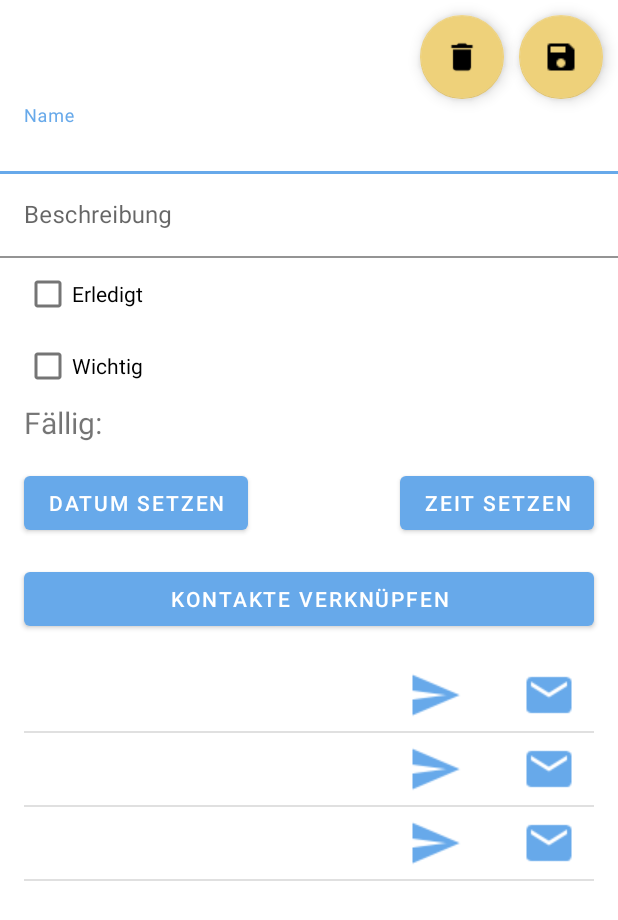
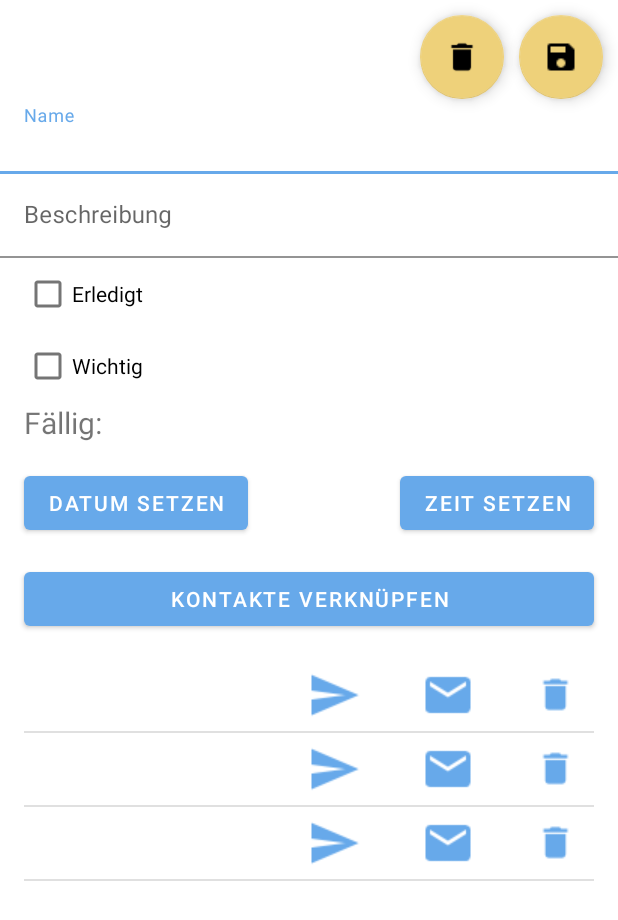
Before and after one commit to eichstaedtk/todo, an Android app: the layout activity_detailview.xml on its own in the app's theme, with its tools: preview values and no code run, on a phone screen of 412 x 824 dp. Shown: the top 920 px of the screen. Run offline under Robolectric (Android 15) with nearby library versions, the phone set to English and light mode, and no system bars.

```diff
--- a/app/src/main/res/layout/user_element.xml
+++ b/app/src/main/res/layout/user_element.xml
@@ -62,5 +62,17 @@
     app:icon="@drawable/baseline_mail_black_18dp"
     />
 
+  <com.google.android.material.button.MaterialButton
+    style="@style/Widget.App.Button.OutlinedButton.IconOnly"
+    android:id="@+id/RemoveContact"
+    android:layout_width="wrap_content"
+    android:layout_height="wrap_content"
+    android:clickable="true"
+    android:layout_marginLeft="16dp"
+    android:textColor="@color/black"
+    android:onClick="@{()-> adapter.removeContact(contact)}"
+    app:icon="@drawable/baseline_delete_black_18"
+    />
+
 </LinearLayout>
 </layout>
```
Also changed, not shown: app/src/main/java/de/eichstaedt/todos/infrastructure/view/UserArrayAdapter.java (+14 -0 lines), app/src/main/res/drawable/baseline_delete_black_18.png (added), app/src/main/res/drawable/outline_delete_black_18.png (added).
